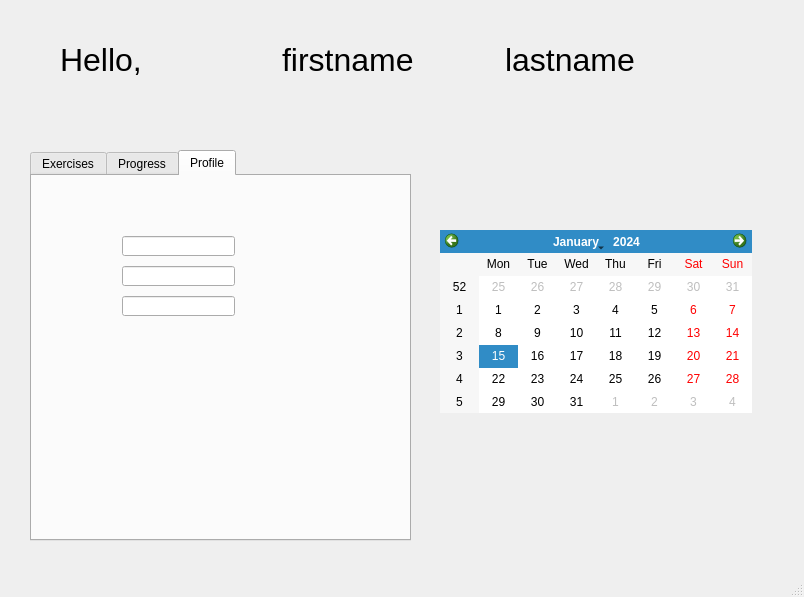
First picture: the form in mainwindow.ui, repository Nicholas-LeBoeuf/RemoteWorkouts, before the edit.
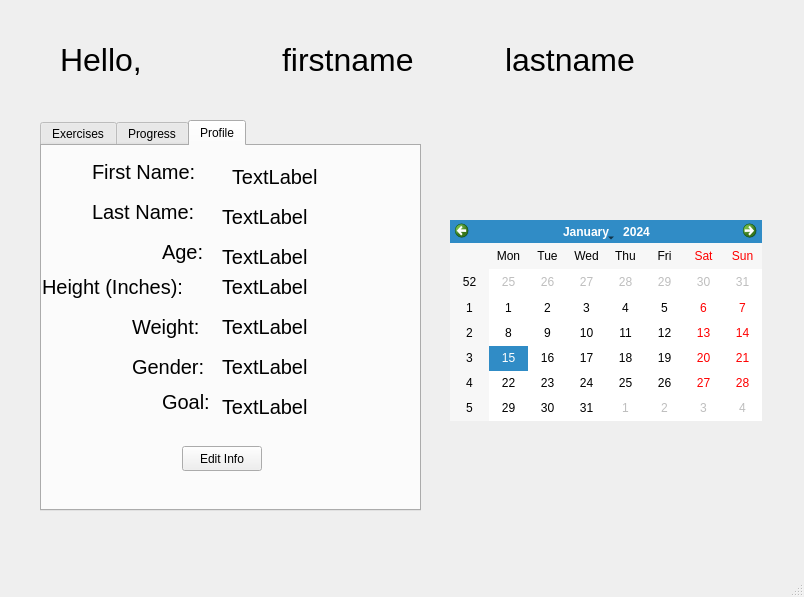
Second picture: the form after the edit. The open tabs and pages were chosen to show the change.

Commit message: Added stuff under profile tab on main window. created edit info dialog window with button connection

Diff of the .ui file:
```diff
--- a/mainwindow.ui
+++ b/mainwindow.ui
@@ -65,8 +65,8 @@
    <widget class="QTabWidget" name="tabWidget">
     <property name="geometry">
      <rect>
-      <x>30</x>
-      <y>150</y>
+      <x>40</x>
+      <y>120</y>
       <width>381</width>
       <height>391</height>
      </rect>
@@ -111,34 +111,269 @@
      <attribute name="title">
       <string>Profile</string>
      </attribute>
-     <widget class="QLineEdit" name="lineEdit">
+     <widget class="QLabel" name="FNameLabel">
       <property name="geometry">
        <rect>
-        <x>90</x>
-        <y>60</y>
-        <width>113</width>
-        <height>20</height>
+        <x>50</x>
+        <y>10</y>
+        <width>131</width>
+        <height>31</height>
        </rect>
       </property>
+      <property name="font">
+       <font>
+        <pointsize>15</pointsize>
+       </font>
+      </property>
+      <property name="text">
+       <string>First Name:</string>
+      </property>
      </widget>
-     <widget class="QLineEdit" name="lineEdit_2">
+     <widget class="QLabel" name="LNameLabel">
       <property name="geometry">
        <rect>
-        <x>90</x>
+        <x>50</x>
+        <y>50</y>
+        <width>121</width>
+        <height>31</height>
+       </rect>
+      </property>
+      <property name="font">
+       <font>
+        <pointsize>15</pointsize>
+       </font>
+      </property>
+      <property name="text">
+       <string>Last Name:</string>
+      </property>
+     </widget>
+     <widget class="QLabel" name="HeightLabel">
+      <property name="geometry">
+       <rect>
+        <x>0</x>
         <y>120</y>
-        <width>113</width>
-        <height>20</height>
+        <width>181</width>
+        <height>41</height>
        </rect>
       </property>
+      <property name="font">
+       <font>
+        <pointsize>15</pointsize>
+       </font>
+      </property>
+      <property name="text">
+       <string>Height (Inches):</string>
+      </property>
      </widget>
-     <widget class="QLineEdit" name="lineEdit_3">
+     <widget class="QLabel" name="AgeLabel">
       <property name="geometry">
        <rect>
-        <x>90</x>
+        <x>120</x>
         <y>90</y>
-        <width>113</width>
-        <height>20</height>
+        <width>51</width>
+        <height>31</height>
        </rect>
+      </property>
+      <property name="font">
+       <font>
+        <pointsize>15</pointsize>
+       </font>
+      </property>
+      <property name="text">
+       <string>Age:</string>
+      </property>
+     </widget>
+     <widget class="QLabel" name="WeightLabel">
+      <property name="geometry">
+       <rect>
+        <x>90</x>
+        <y>160</y>
+        <width>91</width>
+        <height>41</height>
+       </rect>
+      </property>
+      <property name="font">
+       <font>
+        <pointsize>15</pointsize>
+       </font>
+      </property>
+      <property name="text">
+       <string>Weight:</string>
+      </property>
+     </widget>
+     <widget class="QLabel" name="GenderLabel">
+      <property name="geometry">
+       <rect>
+        <x>90</x>
+        <y>200</y>
+        <width>91</width>
+        <height>41</height>
+       </rect>
+      </property>
+      <property name="font">
+       <font>
+        <pointsize>15</pointsize>
+       </font>
+      </property>
+      <property name="text">
+       <string>Gender:</string>
+      </property>
+     </widget>
+     <widget class="QLabel" name="GoalLabel">
+      <property name="geometry">
+       <rect>
+        <x>120</x>
+        <y>240</y>
+        <width>61</width>
+        <height>31</height>
+       </rect>
+      </property>
+      <property name="font">
+       <font>
+        <pointsize>15</pointsize>
+       </font>
+      </property>
+      <property name="text">
+       <string>Goal:</string>
+      </property>
+     </widget>
+     <widget class="QLabel" name="UserFName">
+      <property name="geometry">
+       <rect>
+        <x>190</x>
+        <y>20</y>
+        <width>111</width>
+        <height>21</height>
+       </rect>
+      </property>
+      <property name="font">
+       <font>
+        <pointsize>15</pointsize>
+       </font>
+      </property>
+      <property name="text">
+       <string>TextLabel</string>
+      </property>
+     </widget>
+     <widget class="QLabel" name="UserLName">
+      <property name="geometry">
+       <rect>
+        <x>180</x>
+        <y>60</y>
+        <width>111</width>
+        <height>21</height>
+       </rect>
+      </property>
+      <property name="font">
+       <font>
+        <pointsize>15</pointsize>
+       </font>
+      </property>
+      <property name="text">
+       <string>TextLabel</string>
+      </property>
+     </widget>
+     <widget class="QLabel" name="UserAge">
+      <property name="geometry">
+       <rect>
+        <x>180</x>
+        <y>100</y>
+        <width>111</width>
+        <height>21</height>
+       </rect>
+      </property>
+      <property name="font">
+       <font>
+        <pointsize>15</pointsize>
+       </font>
+      </property>
+      <property name="text">
+       <string>TextLabel</string>
+      </property>
+     </widget>
+     <widget class="QLabel" name="UserHeight">
+      <property name="geometry">
+       <rect>
+        <x>180</x>
+        <y>130</y>
+        <width>111</width>
+        <height>21</height>
+       </rect>
+      </property>
+      <property name="font">
+       <font>
+        <pointsize>15</pointsize>
+       </font>
+      </property>
+      <property name="text">
+       <string>TextLabel</string>
+      </property>
+     </widget>
+     <widget class="QLabel" name="UserWeight">
+      <property name="geometry">
+       <rect>
+        <x>180</x>
+        <y>170</y>
+        <width>111</width>
+        <height>21</height>
+       </rect>
+      </property>
+      <property name="font">
+       <font>
+        <pointsize>15</pointsize>
+       </font>
+      </property>
+      <property name="text">
+       <string>TextLabel</string>
+      </property>
+     </widget>
+     <widget class="QLabel" name="UserGender">
+      <property name="geometry">
+       <rect>
+        <x>180</x>
+        <y>210</y>
+        <width>111</width>
+        <height>21</height>
+       </rect>
+      </property>
+      <property name="font">
+       <font>
+        <pointsize>15</pointsize>
+       </font>
+      </property>
+      <property name="text">
+       <string>TextLabel</string>
+      </property>
+     </widget>
+     <widget class="QLabel" name="UserGoal">
+      <property name="geometry">
+       <rect>
+        <x>180</x>
+        <y>250</y>
+        <width>111</width>
+        <height>21</height>
+       </rect>
+      </property>
+      <property name="font">
+       <font>
+        <pointsize>15</pointsize>
+       </font>
+      </property>
+      <property name="text">
+       <string>TextLabel</string>
+      </property>
+     </widget>
+     <widget class="QPushButton" name="edit">
+      <property name="geometry">
+       <rect>
+        <x>140</x>
+        <y>300</y>
+        <width>80</width>
+        <height>25</height>
+       </rect>
+      </property>
+      <property name="text">
+       <string>Edit Info</string>
       </property>
      </widget>
     </widget>
@@ -146,10 +381,10 @@
    <widget class="QCalendarWidget" name="calendarWidget">
     <property name="geometry">
      <rect>
-      <x>440</x>
-      <y>230</y>
+      <x>450</x>
+      <y>220</y>
       <width>312</width>
-      <height>183</height>
+      <height>201</height>
      </rect>
     </property>
    </widget>
```
Left out of the diff: 4 changed lines with no effect on the pictures. The commit also changes 9 other files.
